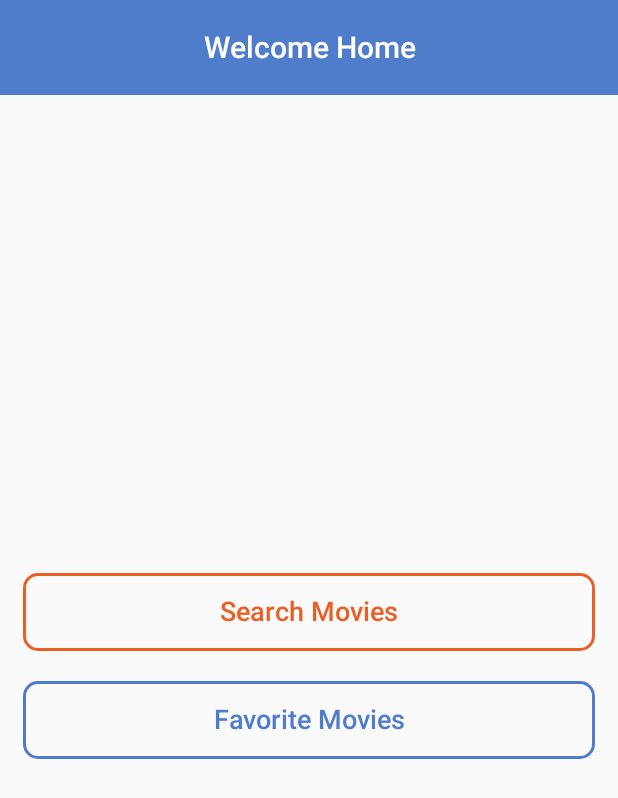
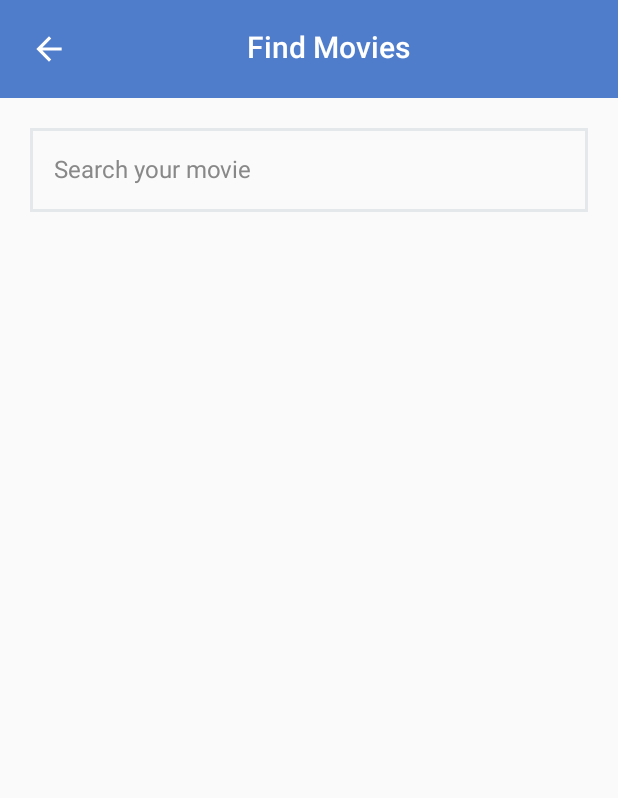
Before and after one commit to aminakhtar5595/Spot-Flix, an Android app built with Jetpack Compose: the screen it shows after launch (MainActivity), on a phone screen of 412 x 824 dp. Shown: the top 798 px of the screen. Run offline under Robolectric (Android 15) with nearby library versions, the phone set to English and light mode, and no system bars.

Commit message:
Working on search screen UI

```diff
--- a/app/src/main/java/com/example/spotflix/MainActivity.kt
+++ b/app/src/main/java/com/example/spotflix/MainActivity.kt
@@ -11,38 +11,14 @@ import androidx.compose.runtime.Composable
 import androidx.compose.ui.Modifier
 import androidx.compose.ui.tooling.preview.Preview
 import com.example.spotflix.ui.screens.HomeScreen
+import com.example.spotflix.ui.screens.SearchScreen
 import com.example.spotflix.ui.theme.SpotFlixTheme
 
 class MainActivity : ComponentActivity() {
     override fun onCreate(savedInstanceState: Bundle?) {
         super.onCreate(savedInstanceState)
         setContent {
-            HomeScreen()
-//            SpotFlixTheme {
-//                // A surface container using the 'background' color from the theme
-//                Surface(
-//                    modifier = Modifier.fillMaxSize(),
-//                    color = MaterialTheme.colorScheme.background
-//                ) {
-//                    Greeting("Android")
-//                }
-//            }
+            SearchScreen()
         }
     }
 }
-
-@Composable
-fun Greeting(name: String, modifier: Modifier = Modifier) {
-    Text(
-        text = "Hello $name!",
-        modifier = modifier
-    )
-}
-
-@Preview(showBackground = true)
-@Composable
-fun GreetingPreview() {
-    SpotFlixTheme {
-        Greeting("Android")
-    }
-}
--- a/app/src/main/java/com/example/spotflix/ui/screens/HomeScreen.kt
+++ b/app/src/main/java/com/example/spotflix/ui/screens/HomeScreen.kt
@@ -1,21 +1,15 @@
 package com.example.spotflix.ui.screens
-
 import androidx.compose.foundation.BorderStroke
 import androidx.compose.foundation.background
 import androidx.compose.foundation.layout.Arrangement
 import androidx.compose.foundation.layout.Column
 import androidx.compose.foundation.layout.PaddingValues
-import androidx.compose.foundation.layout.fillMaxHeight
 import androidx.compose.foundation.layout.fillMaxSize
 import androidx.compose.foundation.layout.fillMaxWidth
 import androidx.compose.foundation.layout.padding
-import androidx.compose.foundation.layout.size
 import androidx.compose.foundation.shape.RoundedCornerShape
-import androidx.compose.material.icons.Icons
-import androidx.compose.material.icons.filled.Create
 import androidx.compose.material3.Button
 import androidx.compose.material3.ButtonDefaults
-import androidx.compose.material3.Icon
 import androidx.compose.material3.Text
 import androidx.compose.runtime.Composable
 import androidx.compose.ui.Modifier
--- a/app/src/main/java/com/example/spotflix/ui/screens/SearchScreen.kt
+++ b/app/src/main/java/com/example/spotflix/ui/screens/SearchScreen.kt
@@ -1 +1,83 @@
 package com.example.spotflix.ui.screens
+import androidx.compose.foundation.background
+import androidx.compose.foundation.border
+import androidx.compose.foundation.layout.Column
+import androidx.compose.foundation.layout.Row
+import androidx.compose.foundation.layout.fillMaxWidth
+import androidx.compose.foundation.layout.padding
+import androidx.compose.foundation.layout.size
+import androidx.compose.foundation.shape.RoundedCornerShape
+import androidx.compose.material.icons.Icons
+import androidx.compose.material.icons.filled.ArrowBack
+import androidx.compose.material3.ExperimentalMaterial3Api
+import androidx.compose.material3.Icon
+import androidx.compose.material3.Text
+import androidx.compose.material3.TextField
+import androidx.compose.material3.TextFieldDefaults
+import androidx.compose.runtime.Composable
+import androidx.compose.ui.Modifier
+import androidx.compose.ui.graphics.Color
+import androidx.compose.ui.text.TextStyle
+import androidx.compose.ui.text.font.FontWeight
+import androidx.compose.ui.text.style.TextAlign
+import androidx.compose.ui.unit.dp
+import androidx.compose.ui.unit.sp
+
+@OptIn(ExperimentalMaterial3Api::class)
+@Composable
+fun SearchScreen() {
+    Column {
+        Row(
+            modifier = Modifier
+                .background(color = Color(0xFF4F7CCB))
+                .padding(20.dp)
+        ) {
+            Icon(
+                imageVector = Icons.Filled.ArrowBack,
+                contentDescription = "Arrow Back",
+                modifier = Modifier
+                    .size(25.dp),
+                tint = Color.White
+            )
+
+            Text(
+                text = "Find Movies",
+                style = TextStyle(
+                    fontSize = 20.sp,
+                    color = Color.White,
+                    fontWeight = FontWeight.SemiBold,
+                    textAlign = TextAlign.Center,
+                ),
+                modifier = Modifier
+                    .fillMaxWidth(),
+            )
+        }
+
+        Column(
+            modifier = Modifier
+                .padding(20.dp)
+        ) {
+            TextField(
+                textStyle = TextStyle(
+                    fontSize = 16.sp,
+                ),
+                value = "Search your movie",
+                onValueChange = {  },
+                colors = TextFieldDefaults.textFieldColors(
+                    containerColor = Color.Transparent,
+                    textColor = Color.Gray,
+                    focusedIndicatorColor = Color.Transparent,
+                    unfocusedIndicatorColor = Color.Transparent,
+                    placeholderColor = Color(0xFFE5E8EB)
+                ),
+                modifier = Modifier
+                    .fillMaxWidth()
+                    .border(width = 1.5.dp, color = Color(0xFFE5E8EB)),
+                shape = RoundedCornerShape(10.dp),
+                placeholder = { Text("Search your movie") },
+            )
+
+        }
+
+    }
+}
```
